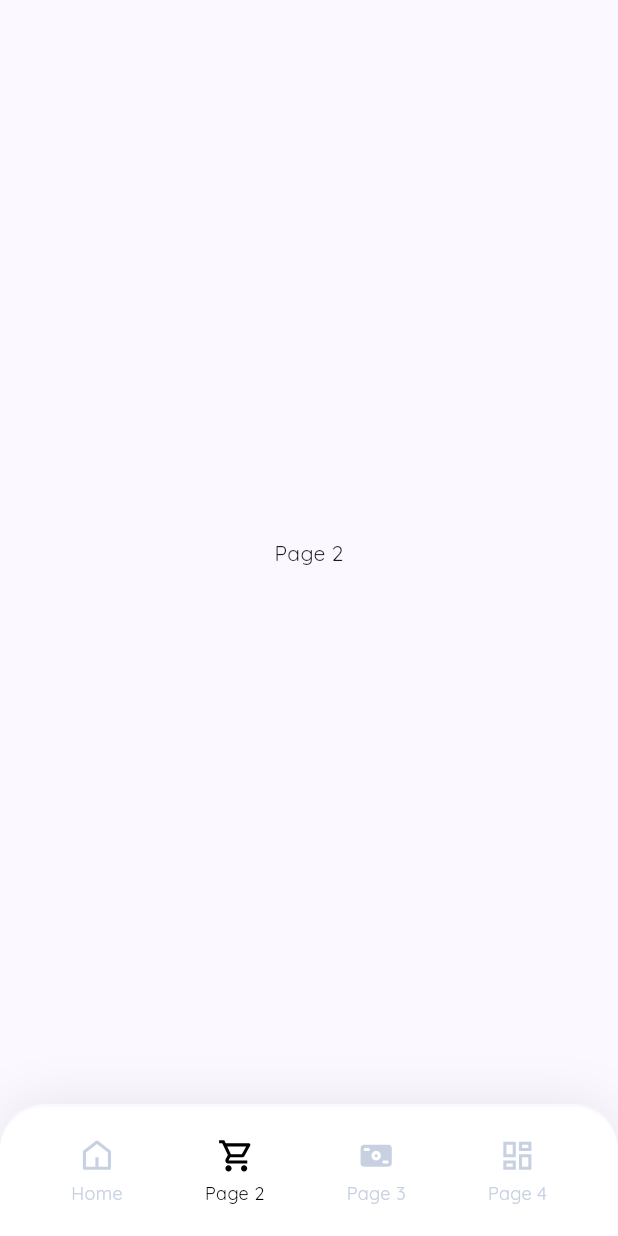
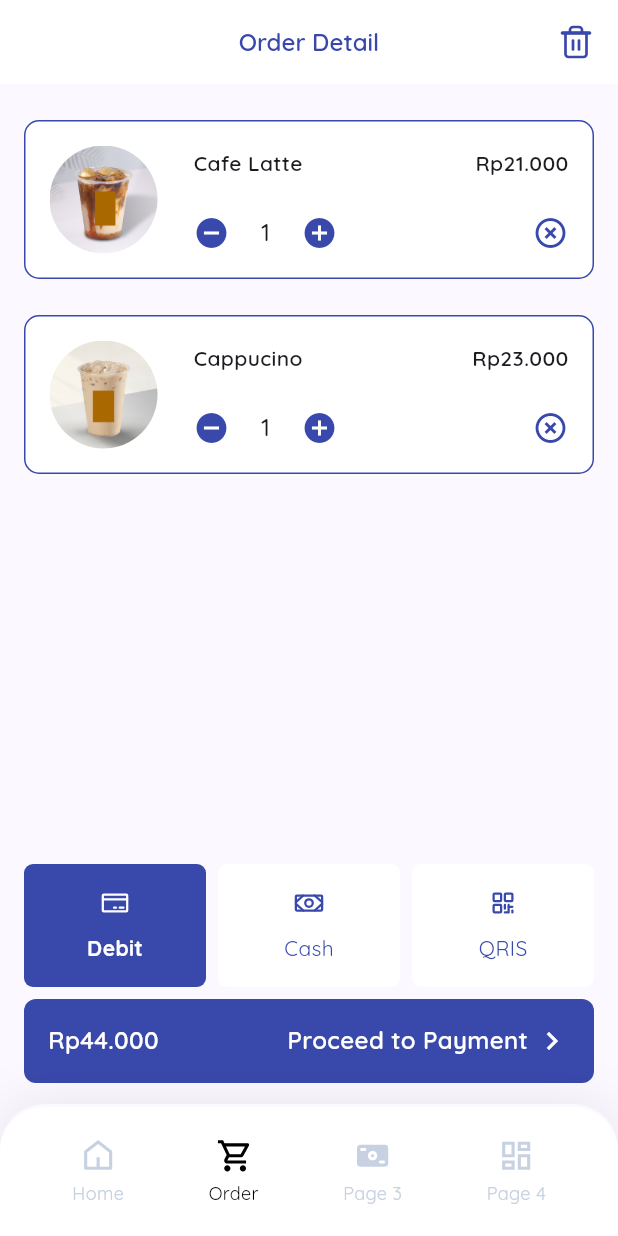
Before and after one commit to HarunNurahman/pos_app, a Flutter app: the DashboardScreen screen opened directly, item 2 of the bottom bar chosen, on a phone screen of 412 x 824 dp. Run offline on Flutter 3.47's test engine with Material 3 defaults, Android fonts, the phone set to English and light mode, and no system bars; our stand-ins replace flutter_svg, google_fonts, vector_graphics.

Commit message:
Style: Slicing order screen

```diff
--- a/lib/core/extensions/int_ext.dart
+++ b/lib/core/extensions/int_ext.dart
@@ -3,7 +3,7 @@ import 'package:intl/intl.dart';
 extension IntegerExt on int {
   String get currencyFormatRp => NumberFormat.currency(
     locale: 'id',
-    symbol: 'Rp. ',
+    symbol: 'Rp',
     decimalDigits: 0,
   ).format(this);
 }
--- a/lib/presentation/auth/screens/login_screen.dart
+++ b/lib/presentation/auth/screens/login_screen.dart
@@ -35,8 +35,8 @@ class _LoginScreenState extends State<LoginScreen> {
           Center(
             child: SvgPicture.asset(
               Assets.images.logo.path,
-              width: 200,
-              height: 200,
+              width: 128,
+              height: 128,
             ),
           ),
           SizedBox(height: 24),
@@ -44,7 +44,7 @@ class _LoginScreenState extends State<LoginScreen> {
             child: Text(
               'My POS App',
               style: TextStyle(
-                fontSize: 36,
+                fontSize: 24,
                 fontWeight: bold,
                 color: AppColors.black,
               ),
--- a/lib/presentation/home/screens/dashboard_screen.dart
+++ b/lib/presentation/home/screens/dashboard_screen.dart
@@ -3,6 +3,7 @@ import 'package:pos_app/core/assets/assets.gen.dart';
 import 'package:pos_app/core/constants/colors.dart';
 import 'package:pos_app/presentation/home/screens/home_screen.dart';
 import 'package:pos_app/presentation/home/widgets/nav_item.dart';
+import 'package:pos_app/presentation/order/screens/order_screen.dart';
 
 class DashboardScreen extends StatefulWidget {
   const DashboardScreen({super.key});
@@ -16,7 +17,7 @@ class _DashboardScreenState extends State<DashboardScreen> {
 
   final List<Widget> _pages = [
     HomeScreen(),
-    Scaffold(body: Center(child: Text('Page 2'))),
+    OrderScreen(),
     Scaffold(body: Center(child: Text('Page 3'))),
     Scaffold(body: Center(child: Text('Page 4'))),
   ];
@@ -57,7 +58,7 @@ class _DashboardScreenState extends State<DashboardScreen> {
             ),
             NavItem(
               iconPath: Assets.icons.orders.path,
-              label: 'Page 2',
+              label: 'Order',
               isActive: _selectedIndex == 1,
               onTap: () => _onItemTapped(1),
             ),
--- /dev/null
+++ b/lib/presentation/order/models/order_model.dart
@@ -0,0 +1,17 @@
+import 'package:pos_app/core/extensions/int_ext.dart';
+
+class OrderModel {
+  final String image;
+  final String name;
+  final int price;
+  int quantity;
+
+  OrderModel({
+    required this.image,
+    required this.name,
+    required this.price,
+    this.quantity = 1,
+  });
+
+  String get priceFormat => price.currencyFormatRp;
+}
--- /dev/null
+++ b/lib/presentation/order/screens/order_screen.dart
@@ -0,0 +1,146 @@
+import 'package:flutter/material.dart';
+import 'package:flutter_svg/flutter_svg.dart';
+import 'package:pos_app/core/assets/assets.gen.dart';
+import 'package:pos_app/core/components/menu_button.dart';
+import 'package:pos_app/core/constants/colors.dart';
+import 'package:pos_app/core/constants/styles.dart';
+import 'package:pos_app/presentation/order/models/order_model.dart';
+import 'package:pos_app/presentation/order/widgets/cash_payment_dialog.dart';
+import 'package:pos_app/presentation/order/widgets/order_card.dart';
+import 'package:pos_app/presentation/order/widgets/process_button.dart';
+import 'package:pos_app/presentation/order/widgets/qr_payment_dialog.dart';
+
+class OrderScreen extends StatefulWidget {
+  const OrderScreen({super.key});
+
+  @override
+  State<OrderScreen> createState() => _OrderScreenState();
+}
+
+class _OrderScreenState extends State<OrderScreen> {
+  final indexValue = ValueNotifier<int>(0);
+  final List<OrderModel> orders = [
+    OrderModel(image: Assets.images.f1.path, name: 'Cafe Latte', price: 21000),
+    OrderModel(image: Assets.images.f2.path, name: 'Cappucino', price: 23000),
+  ];
+
+  int calculateTotal(List<OrderModel> orders) {
+    int totalPrice = 0;
+    for (var order in orders) {
+      totalPrice += order.price * order.quantity;
+    }
+    return totalPrice;
+  }
+
+  void updateQuantity(int index, int newQuantity) {
+    setState(() {
+      orders[index].quantity = newQuantity;
+    });
+  }
+
+  @override
+  Widget build(BuildContext context) {
+    return Scaffold(
+      appBar: buildAppBar(),
+      bottomNavigationBar: Padding(
+        padding: EdgeInsets.all(16),
+        child: Column(
+          spacing: 8,
+          mainAxisSize: MainAxisSize.min,
+          children: [
+            ValueListenableBuilder(
+              valueListenable: indexValue,
+              builder:
+                  (context, value, child) => Row(
+                    mainAxisAlignment: MainAxisAlignment.spaceEvenly,
+                    spacing: 8,
+                    children: [
+                      MenuButton(
+                        iconPath: Assets.icons.debit.path,
+                        label: 'Debit',
+                        onTap: () => indexValue.value = 0,
+                        isActive: value == 0,
+                      ),
+                      MenuButton(
+                        iconPath: Assets.icons.cash.path,
+                        label: 'Cash',
+                        onTap: () => indexValue.value = 1,
+                        isActive: value == 1,
+                      ),
+                      MenuButton(
+                        iconPath: Assets.icons.qrCode.path,
+                        label: 'QRIS',
+                        onTap: () => indexValue.value = 2,
+                        isActive: value == 2,
+                      ),
+                    ],
+                  ),
+            ),
+            ProcessButton(
+              price: calculateTotal(orders),
+              onTap: () async {
+                if (indexValue.value == 0) {
+                } else if (indexValue.value == 1) {
+                  showDialog(
+                    context: context,
+                    builder:
+                        (context) =>
+                            CashPaymentDialog(price: calculateTotal(orders)),
+                  );
+                } else if (indexValue.value == 2) {
+                  showDialog(
+                    context: context,
+                    builder: (context) => QrPaymentDialog(),
+                  );
+                }
+              },
+            ),
+          ],
+        ),
+      ),
+      body: StatefulBuilder(
+        builder:
+            (context, setState) => ListView.separated(
+              padding: EdgeInsets.symmetric(horizontal: 16, vertical: 24),
+              itemBuilder:
+                  (context, index) => OrderCard(
+                    data: orders[index],
+                    onDeleteTap: () {
+                      orders.removeAt(index);
+                      setState(() {});
+                    },
+                    onQuantityChanged: (value) {
+                      updateQuantity(index, value);
+                    },
+                  ),
+              separatorBuilder: (context, index) => SizedBox(height: 24),
+              itemCount: orders.length,
+            ),
+      ),
+    );
+  }
+
+  PreferredSizeWidget buildAppBar() {
+    return AppBar(
+      centerTitle: true,
+      title: Text(
+        'Order Detail',
+        style: TextStyle(color: AppColors.primary, fontWeight: semibold),
+      ),
+      actionsPadding: EdgeInsets.only(right: 16),
+      actions: [
+        GestureDetector(
+          onTap:
+              () => setState(() {
+                orders.clear();
+              }),
+          child: SvgPicture.asset(
+            Assets.icons.delete.path,
+            width: 24,
+            colorFilter: ColorFilter.mode(AppColors.primary, BlendMode.srcIn),
+          ),
+        ),
+      ],
+    );
+  }
+}
--- /dev/null
+++ b/lib/presentation/order/widgets/order_card.dart
@@ -0,0 +1,118 @@
+import 'package:flutter/material.dart';
+import 'package:pos_app/core/constants/colors.dart';
+import 'package:pos_app/core/constants/styles.dart';
+import 'package:pos_app/core/extensions/build_context_ext.dart';
+import 'package:pos_app/presentation/order/models/order_model.dart';
+
+class OrderCard extends StatelessWidget {
+  final OrderModel data;
+  final VoidCallback onDeleteTap;
+  final EdgeInsetsGeometry? margin;
+  final ValueChanged<int>? onQuantityChanged;
+  const OrderCard({
+    super.key,
+    required this.data,
+    required this.onDeleteTap,
+    this.onQuantityChanged,
+    this.margin,
+  });
+
+  @override
+  Widget build(BuildContext context) {
+    return Container(
+      margin: margin,
+      width: context.deviceWidth,
+      padding: EdgeInsets.all(16),
+      decoration: BoxDecoration(
+        color: AppColors.white,
+        border: Border.all(color: AppColors.primary),
+        borderRadius: BorderRadius.circular(10),
+      ),
+      child: Row(
+        children: [
+          ClipRRect(
+            borderRadius: BorderRadius.circular(100),
+            child: Image.asset(data.image, width: 72, height: 72),
+          ),
+          SizedBox(width: 24),
+          Expanded(
+            child: Column(
+              crossAxisAlignment: CrossAxisAlignment.start,
+              children: [
+                Row(
+                  mainAxisAlignment: MainAxisAlignment.spaceBetween,
+                  children: [
+                    Text(data.name, style: TextStyle(fontWeight: semibold)),
+                    Text(
+                      data.priceFormat,
+                      style: TextStyle(fontWeight: semibold),
+                    ),
+                  ],
+                ),
+                SizedBox(height: 24),
+                StatefulBuilder(
+                  builder:
+                      (context, setState) => Row(
+                        mainAxisAlignment: MainAxisAlignment.spaceBetween,
+                        children: [
+                          Row(
+                            spacing: 8,
+                            children: [
+                              GestureDetector(
+                                onTap: () {
+                                  setState(() {
+                                    if (data.quantity > 1) {
+                                      data.quantity--;
+                                      onQuantityChanged?.call(data.quantity);
+                                    }
+                                  });
+                                },
+                                child: Icon(
+                                  Icons.remove_circle,
+                                  color: AppColors.primary,
+                                ),
+                              ),
+                              SizedBox(
+                                width: 32,
+                                child: Center(
+                                  child: Text(
+                                    data.quantity.toString(),
+                                    style: TextStyle(
+                                      fontSize: 16,
+                                      fontWeight: medium,
+                                    ),
+                                  ),
+                                ),
+                              ),
+                              GestureDetector(
+                                onTap: () {
+                                  setState(() {
+                                    data.quantity++;
+                                    onQuantityChanged?.call(data.quantity);
+                                  });
+                                },
+                                child: Icon(
+                                  Icons.add_circle,
+                                  color: AppColors.primary,
+                                ),
+                              ),
+                            ],
+                          ),
+                          GestureDetector(
+                            onTap: onDeleteTap,
+                            child: Icon(
+                              Icons.highlight_off,
+                              color: AppColors.primary,
+                            ),
+                          ),
+                        ],
+                      ),
+                ),
+              ],
+            ),
+          ),
+        ],
+      ),
+    );
+  }
+}
--- /dev/null
+++ b/lib/presentation/order/widgets/process_button.dart
@@ -0,0 +1,51 @@
+import 'package:flutter/material.dart';
+import 'package:pos_app/core/constants/colors.dart';
+import 'package:pos_app/core/constants/styles.dart';
+import 'package:pos_app/core/extensions/build_context_ext.dart';
+import 'package:pos_app/core/extensions/int_ext.dart';
+
+class ProcessButton extends StatelessWidget {
+  final int price;
+  final VoidCallback onTap;
+  const ProcessButton({super.key, required this.price, required this.onTap});
+
+  @override
+  Widget build(BuildContext context) {
+    return InkWell(
+      onTap: onTap,
+      borderRadius: BorderRadius.circular(8),
+      child: Ink(
+        padding: EdgeInsets.all(16),
+        width: context.deviceWidth,
+        decoration: BoxDecoration(
+          color: AppColors.primary,
+          borderRadius: BorderRadius.circular(8),
+        ),
+        child: Row(
+          mainAxisAlignment: MainAxisAlignment.spaceBetween,
+          children: [
+            Text(
+              price.currencyFormatRp,
+              style: TextStyle(
+                color: AppColors.white,
+                fontSize: 16,
+                fontWeight: semibold,
+              ),
+            ),
+            Spacer(),
+            Text(
+              'Proceed to Payment',
+              style: TextStyle(
+                color: AppColors.white,
+                fontSize: 16,
+                fontWeight: semibold,
+              ),
+            ),
+            SizedBox(width: 4),
+            Icon(Icons.chevron_right, color: AppColors.white),
+          ],
+        ),
+      ),
+    );
+  }
+}
```
Also changed, not shown: lib/presentation/order/widgets/cash_payment_dialog.dart (added, +99 -0 lines), lib/presentation/order/widgets/payment_success_dialog.dart (added, +81 -0 lines), lib/presentation/order/widgets/qr_payment_dialog.dart (added, +59 -0 lines).
